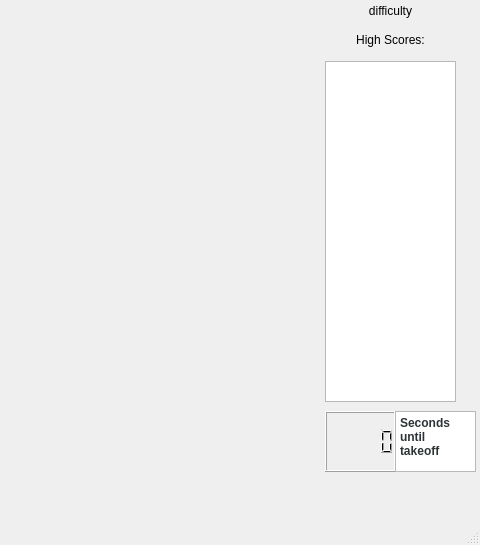
Iledius/NysseGame, file Game/gamewindow.ui: the form before one commit; both pictures show x 795 to 1275 and y 99 to 644 of the 1275 by 644 pixel window.
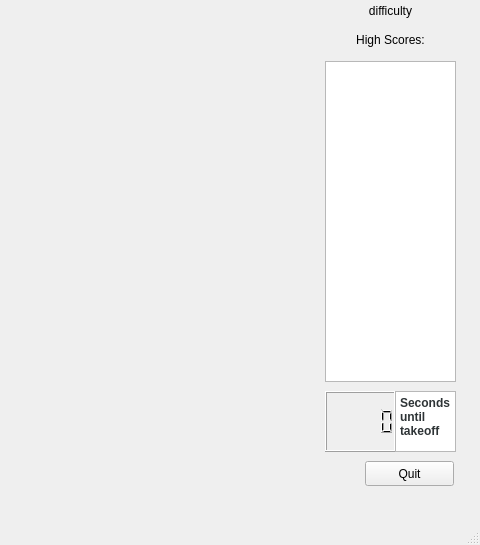
The form after the commit.

```diff
--- a/Game/gamewindow.ui
+++ b/Game/gamewindow.ui
@@ -72,7 +72,7 @@
       <x>1120</x>
       <y>160</y>
       <width>131</width>
-      <height>341</height>
+      <height>321</height>
      </rect>
     </property>
    </widget>
@@ -80,7 +80,7 @@
     <property name="geometry">
      <rect>
       <x>1120</x>
-      <y>510</y>
+      <y>490</y>
       <width>71</width>
       <height>61</height>
      </rect>
@@ -90,8 +90,8 @@
     <property name="geometry">
      <rect>
       <x>1190</x>
-      <y>510</y>
-      <width>81</width>
+      <y>490</y>
+      <width>61</width>
       <height>61</height>
      </rect>
     </property>
@@ -105,6 +105,19 @@
 &lt;p style=&quot; margin-top:0px; margin-bottom:0px; margin-left:0px; margin-right:0px; -qt-block-indent:0; text-indent:0px;&quot;&gt;&lt;span style=&quot; font-size:9pt; font-weight:600; color:#2e3436;&quot;&gt;takeoff&lt;/span&gt;&lt;/p&gt;&lt;/body&gt;&lt;/html&gt;</string>
     </property>
    </widget>
+   <widget class="QPushButton" name="quitButton">
+    <property name="geometry">
+     <rect>
+      <x>1160</x>
+      <y>560</y>
+      <width>89</width>
+      <height>25</height>
+     </rect>
+    </property>
+    <property name="text">
+     <string>Quit</string>
+    </property>
+   </widget>
   </widget>
   <widget class="QMenuBar" name="menubar">
    <property name="geometry">
```
Left out of the diff: 2 changed lines with no effect on the pictures.
